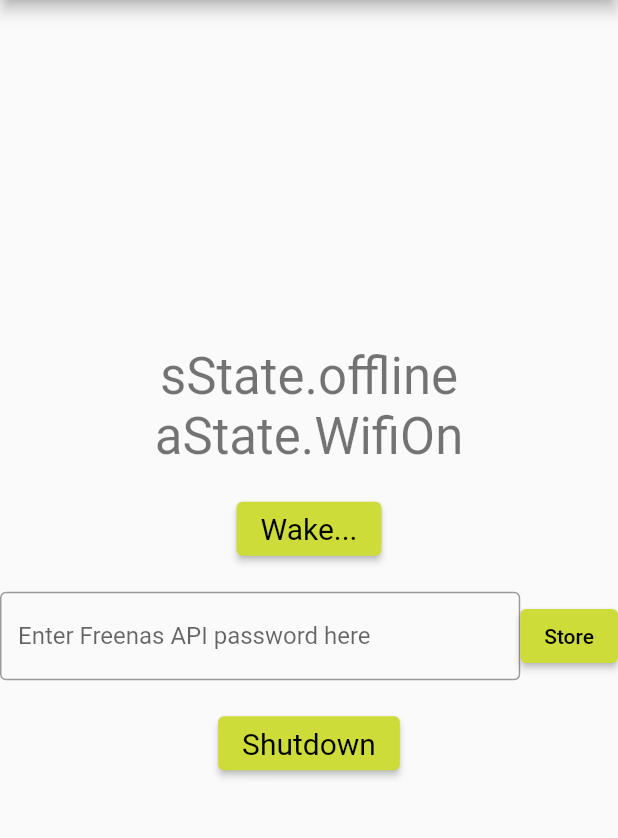
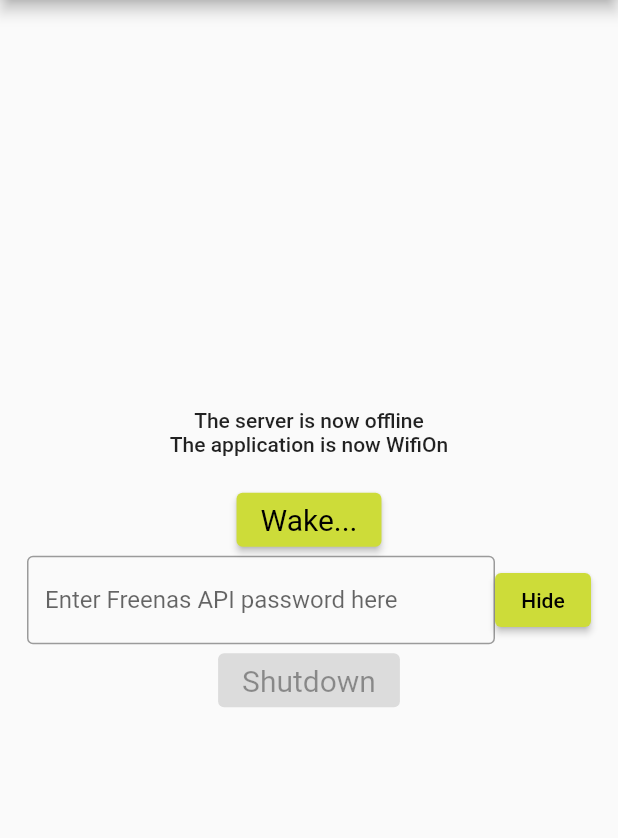
Before and after one commit to kkonat/WoL-dart, a Flutter app: the screen it shows after launch, on a phone screen of 412 x 824 dp, the part 84-922 px from its top. Run offline on Flutter 3.47's test engine with Material 2 defaults, Android fonts, the phone set to English and light mode, and no system bars; our stand-ins replace bloc, connectivity_plus, flutter_bloc; missing offline and left inert: dart_ping, wake_on_lan.

Commit message:
rework UI

```diff
--- a/lib/cubit/app_cubit.dart
+++ b/lib/cubit/app_cubit.dart
@@ -33,6 +33,17 @@ class AppCubit extends Cubit<AppState> {
     _timer.cancel();
   }
 
+  void sleep() {
+    _newAppState(aState.inactive);
+    _timer.cancel();
+  }
+
+  void resume() {
+    _newAppState(aState.resumed);
+    _checkwifi();
+    _starttimer();
+  }
+
 // listener to monitor connectivity changes
   Future<void> _updateConnectionStatus(ConnectivityResult result) async {
     if (result == ConnectivityResult.wifi) {
@@ -55,17 +66,6 @@ class AppCubit extends Cubit<AppState> {
     });
   }
 
-  void sleep() {
-    _newAppState(aState.inactive);
-    _timer.cancel();
-  }
-
-  void resume() {
-    _newAppState(aState.resumed);
-    _checkwifi();
-    _starttimer();
-  }
-
   // checks whether wifi is on
   void _checkwifi() async {
     ConnectivityResult connectivityResult =
--- a/lib/main.dart
+++ b/lib/main.dart
@@ -46,6 +46,7 @@ class MyHomePage extends StatefulWidget {
 
 class _MyHomePageState extends State<MyHomePage>
     with TickerProviderStateMixin, WidgetsBindingObserver {
+  TextEditingController _controller = TextEditingController();
   @override
   void initState() {
     super.initState();
@@ -93,27 +94,14 @@ class _MyHomePageState extends State<MyHomePage>
           child: Column(
             mainAxisAlignment: MainAxisAlignment.center,
             children: <Widget>[
-              BlocBuilder<ServerCubit, ServerState>(
-                builder: (context, state) {
-                  return Text(
-                    state.srv.toString(),
-                    style: Theme.of(context).textTheme.headline4,
-                  );
-                },
-              ),
-              BlocBuilder<AppCubit, AppState>(
-                builder: (context, state) {
-                  return Text(
-                    state.app.toString(),
-                    style: Theme.of(context).textTheme.headline4,
-                  );
-                },
-              ),
+              buildInfoColumn(),
               Padding(
                 padding: const EdgeInsets.all(18.0),
                 child: BlocBuilder<ServerCubit, ServerState>(
                   builder: (context, state) {
-                    return ElevatedButton(
+                    return Column(
+                      children: [
+                        ElevatedButton(
                           style: style,
                           onPressed: (state.ofSrv == sState.offline)
                               ? () {
@@ -121,25 +109,72 @@ class _MyHomePageState extends State<MyHomePage>
                                 }
                               : null,
                           child: const Text('Wake...'),
+                        ),
+                        _buildPasswordRow(),
+                        _buildShutdownRow(style, state, context),
+                      ],
                     );
                   },
                 ),
-              ),
-              _buildPasswordRow(),
-              Padding(
-                padding: const EdgeInsets.all(18.0),
-                child: ElevatedButton(
-                  style: style,
-                  onPressed: () {
-                    BlocProvider.of<ServerCubit>(context).shutdown();
-                  },
-                  child: const Text('Shutdown'),
-                ),
-              ),
+              )
             ],
           ),
         ),
       ),
+    );
+  }
+
+  Row _buildShutdownRow(
+      ButtonStyle style, ServerState state, BuildContext context) {
+    return Row(
+      mainAxisAlignment: MainAxisAlignment.center,
+      children: [
+        ElevatedButton(
+          style: style,
+          onPressed: (state.ofSrv == sState.online)
+              ? () {
+                  BlocProvider.of<ServerCubit>(context).shutdown();
+                }
+              : null,
+          child: const Text('Shutdown'),
+        ),
+        _savedPass
+            ? TextButton(
+                onPressed: () {
+                  BlocProvider.of<ServerCubit>(context).savePass();
+                  setState(() {
+                    _savedPass = false;
+                  });
+                },
+                child: Text('Enter\npassword',
+                    textAlign: TextAlign.center,
+                    style: TextStyle(fontSize: 11)))
+            : Container()
+      ],
+    );
+  }
+
+  Column buildInfoColumn() {
+    return Column(
+      crossAxisAlignment: CrossAxisAlignment.center,
+      children: [
+        BlocBuilder<ServerCubit, ServerState>(
+          builder: (context, state) {
+            return Text(
+              'The server is now ' + state.ofSrv.toString().split(".").last,
+              style: Theme.of(context).textTheme.bodyText1,
+            );
+          },
+        ),
+        BlocBuilder<AppCubit, AppState>(
+          builder: (context, state) {
+            return Text(
+              'The application is now ' + state.app.toString().split(".").last,
+              style: Theme.of(context).textTheme.bodyText1,
+            );
+          },
+        ),
+      ],
     );
   }
 
@@ -151,11 +186,15 @@ class _MyHomePageState extends State<MyHomePage>
             children: [
               Expanded(
                 child: TextField(
+                  obscureText: true,
+                  obscuringCharacter: '\u{2620}',
+                  controller: _controller,
                   decoration: InputDecoration(
                       border: OutlineInputBorder(),
                       hintText: 'Enter Freenas API password here'),
                   onChanged: (text) {
                     BlocProvider.of<ServerCubit>(context).setPass(text);
+                    //_controller.text = text;
                   },
                 ),
               ),
@@ -166,7 +205,7 @@ class _MyHomePageState extends State<MyHomePage>
                       _savedPass = true;
                     });
                   },
-                  child: Text('Store')),
+                  child: Text('Hide')),
             ],
           );
   }
```
Lines whose indentation alone changed are shown as unchanged.
